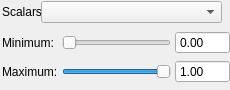
Before: the Qt Designer form SIMPLVtkLib/Visualization/VisualFilters/UI_Files/VSThresholdFilterWidget.ui in tplatt77/SIMPLVtkLib, drawn with Qt 5.
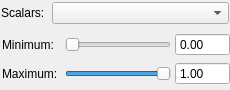
After: the same form once the commit is applied.

Commit message: * Updated VSMainWidget2 to use SVOverlayWidgetButtons instead of popups. * Fixed a bug where visualization filters could not be applied or reset. * Fixed a bug where threshold filters had no way to set their range or active array.

```diff
--- a/SIMPLVtkLib/Visualization/VisualFilters/UI_Files/VSThresholdFilterWidget.ui
+++ b/SIMPLVtkLib/Visualization/VisualFilters/UI_Files/VSThresholdFilterWidget.ui
@@ -24,28 +24,37 @@
     <number>1</number>
    </property>
    <property name="topMargin">
-    <number>1</number>
+    <number>0</number>
    </property>
    <property name="rightMargin">
     <number>1</number>
    </property>
    <property name="bottomMargin">
-    <number>2</number>
+    <number>0</number>
    </property>
    <property name="spacing">
     <number>4</number>
    </property>
    <item row="0" column="0">
     <widget class="QWidget" name="scalarsWidget" native="true">
+     <layout class="QHBoxLayout" name="horizontalLayout">
+      <property name="spacing">
+       <number>4</number>
+      </property>
+      <property name="leftMargin">
+       <number>0</number>
+      </property>
+      <property name="topMargin">
+       <number>0</number>
+      </property>
+      <property name="rightMargin">
+       <number>0</number>
+      </property>
+      <property name="bottomMargin">
+       <number>0</number>
+      </property>
+      <item>
      <widget class="QLabel" name="scalarsLabel">
-      <property name="geometry">
-       <rect>
-        <x>1</x>
-        <y>1</y>
-        <width>41</width>
-        <height>20</height>
-       </rect>
-      </property>
       <property name="sizePolicy">
        <sizepolicy hsizetype="Preferred" vsizetype="Fixed">
         <horstretch>0</horstretch>
@@ -53,18 +62,12 @@
        </sizepolicy>
       </property>
       <property name="text">
-       <string>Scalars:</string>
-      </property>
-     </widget>
+         <string>Scalars: </string>
+        </property>
+       </widget>
+      </item>
+      <item>
      <widget class="QComboBox" name="scalarsComboBox">
-      <property name="geometry">
-       <rect>
-        <x>40</x>
-        <y>0</y>
-        <width>181</width>
-        <height>22</height>
-       </rect>
-      </property>
       <property name="sizePolicy">
        <sizepolicy hsizetype="Expanding" vsizetype="Fixed">
         <horstretch>0</horstretch>
@@ -72,6 +75,8 @@
        </sizepolicy>
       </property>
      </widget>
+      </item>
+     </layout>
     </widget>
    </item>
    <item row="1" column="0">
@@ -128,7 +133,7 @@
       <item row="1" column="0">
        <widget class="QLabel" name="maxLabel">
         <property name="text">
-         <string>Maximum:</string>
+         <string>Maximum: </string>
         </property>
        </widget>
       </item>
```
Lines whose indentation alone changed are shown as unchanged. The commit also changes 32 other files.
